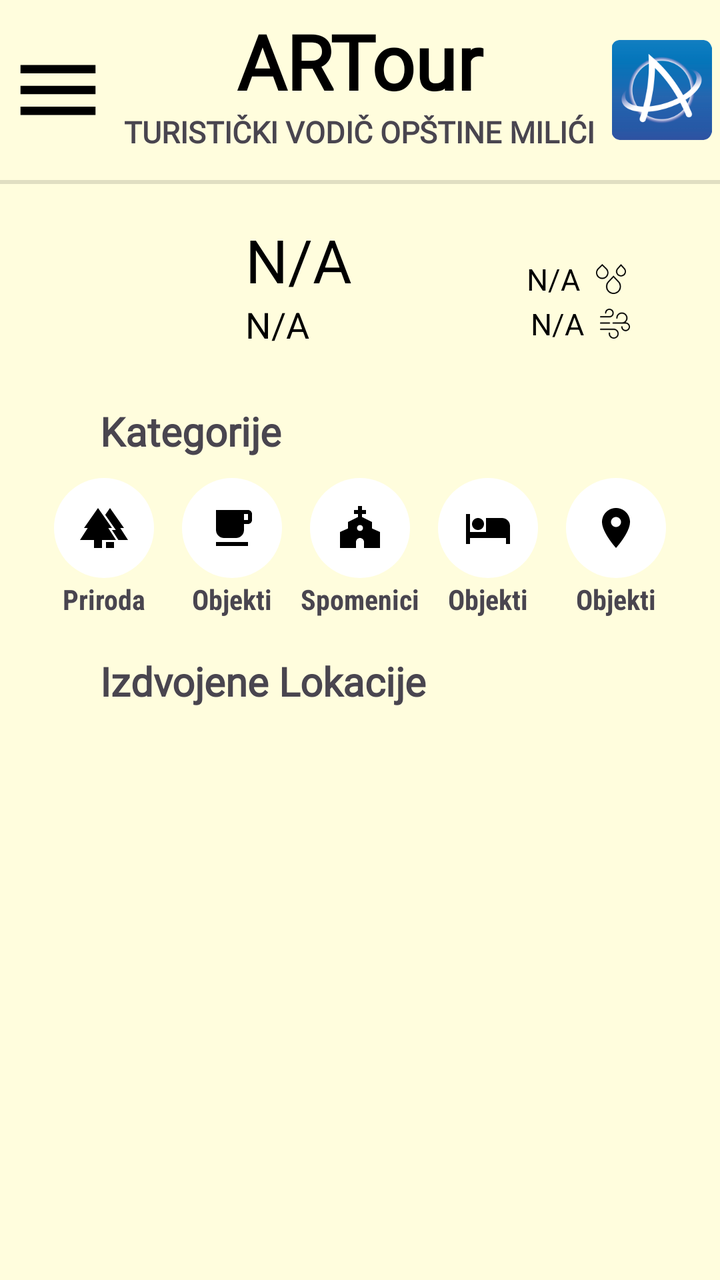
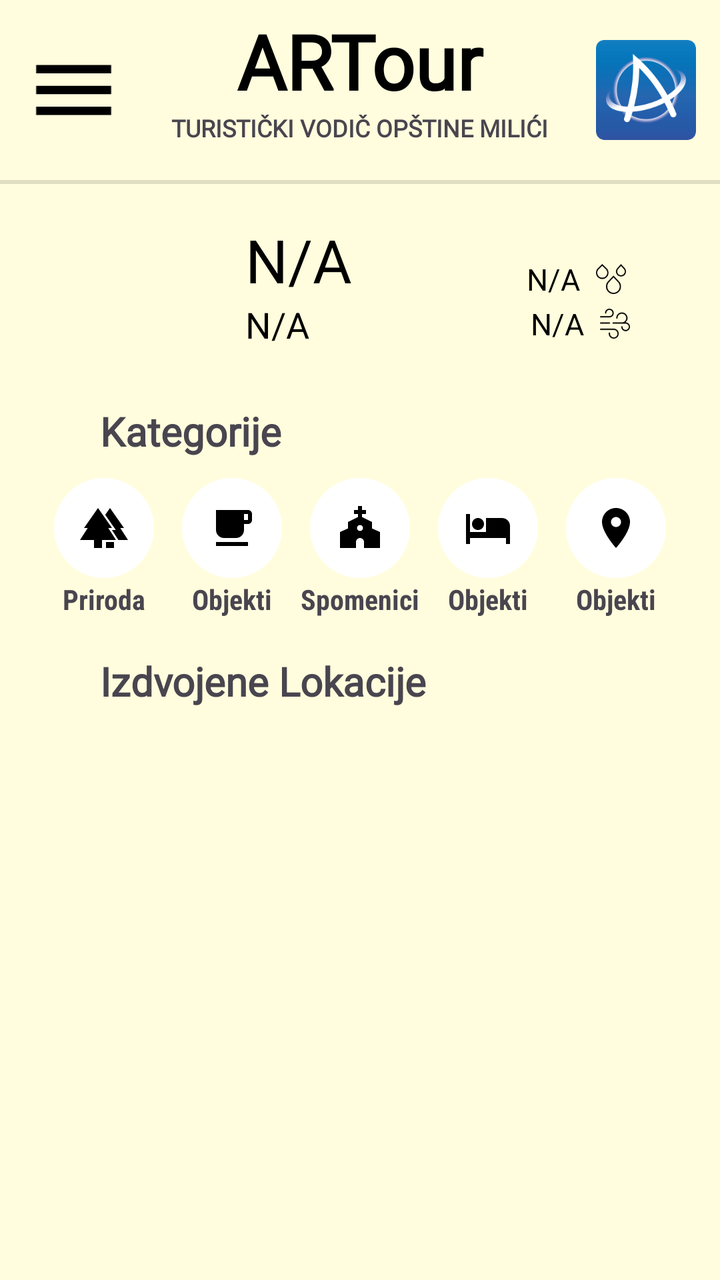

The first picture is an Android layout as it rendered before a commit; the second is the same layout after the commit. The layout source and the unified diff follow.
<!-- AndroidManifest.xml: application theme Theme.ARTour -->
<!-- res/layout/fragment_pocetna.xml -->
<?xml version="1.0" encoding="utf-8"?>
<androidx.coordinatorlayout.widget.CoordinatorLayout xmlns:android="http://schemas.android.com/apk/res/android"
    xmlns:app="http://schemas.android.com/apk/res-auto"
    xmlns:tools="http://schemas.android.com/tools"
    android:layout_width="match_parent"
    android:layout_height="match_parent"
    android:background="@color/pozadina"
    android:elevation="0dp"
    tools:context=".PocetnaFragment">


    <LinearLayout
        android:id="@+id/linearLayout"
        android:layout_width="match_parent"
        android:layout_height="match_parent"
        android:layout_marginBottom="120dp"
        android:orientation="vertical">

        <androidx.cardview.widget.CardView
            android:layout_width="match_parent"
            android:layout_height="90dp"
            android:visibility="visible"
            app:cardBackgroundColor="#00000000"
            app:cardElevation="0dp"
            app:cardMaxElevation="0dp">

            <LinearLayout
                android:layout_width="match_parent"
                android:layout_height="match_parent"
                android:layout_gravity="center_horizontal"
                android:elevation="8dp"
                android:orientation="horizontal"
                android:visibility="visible">

                <ImageView
                    android:id="@+id/menu"
                    android:layout_width="50dp"
                    android:layout_height="50dp"
                    android:layout_gravity="center"
                    android:layout_weight="1"
                    app:srcCompat="@drawable/baseline_menu_24" />

                <LinearLayout
                    android:layout_width="wrap_content"
                    android:layout_height="match_parent"
                    android:layout_gravity="center"
                    android:layout_marginVertical="5dp"
                    android:layout_weight="1"
                    android:orientation="vertical">

                    <TextView
                        android:id="@+id/glavniNaslov"
                        android:layout_width="match_parent"
                        android:layout_height="wrap_content"
                        android:fontFamily="@font/carossoftbold"
                        android:text="ARTour"
                        android:textAlignment="center"
                        android:textColor="@color/black"
                        android:textSize="38dp"
                        android:textStyle="bold" />

                    <TextView
                        android:id="@+id/naslov"
                        android:layout_width="wrap_content"
                        android:layout_height="wrap_content"
                        android:layout_gravity="center|top"
                        android:fontFamily="@font/carossoftbold"
                        android:text="TURISTIČKI VODIČ OPŠTINE MILIĆI"
                        android:textSize="15dp"
                        android:textStyle="bold" />
                </LinearLayout>

                <ImageView
                    android:id="@+id/ikonica"
                    android:layout_width="50dp"
                    android:layout_height="50dp"
                    android:layout_gravity="center"
                    android:layout_weight="1"
                    android:src="@drawable/minilogo" />

            </LinearLayout>

        </androidx.cardview.widget.CardView>

        <View
            android:id="@+id/divider"
            android:layout_width="match_parent"
            android:layout_height="2dp"
            android:background="?android:attr/listDivider" />

        <androidx.cardview.widget.CardView
            android:layout_width="match_parent"
            android:layout_height="wrap_content"

            android:layout_marginHorizontal="20dp"
            android:layout_marginVertical="10dp"
            android:foregroundGravity="center"
            app:cardBackgroundColor="#00FFFFFF"
            app:cardElevation="0dp"
            app:cardMaxElevation="0dp">

            <LinearLayout
                android:layout_width="match_parent"
                android:layout_height="wrap_content"
                android:orientation="horizontal">

                <LinearLayout
                    android:layout_width="wrap_content"
                    android:layout_height="80dp"
                    android:layout_gravity="center"
                    android:layout_weight="1"
                    android:gravity="center"
                    android:orientation="vertical">

                    <ImageView
                        android:id="@+id/weatherIconImageView"
                        android:layout_width="60dp"
                        android:layout_height="60dp"
                        android:layout_below="@id/windSpeedTextView"
                        android:layout_gravity="center|center_horizontal|center_vertical" />
                </LinearLayout>

                <LinearLayout
                    android:layout_width="wrap_content"
                    android:layout_height="wrap_content"
                    android:layout_gravity="center"
                    android:layout_weight="1"
                    android:gravity="center"
                    android:orientation="vertical">

                    <TextView
                        android:id="@+id/temperatureTextView"
                        android:layout_width="match_parent"
                        android:layout_height="wrap_content"
                        android:layout_gravity="center_horizontal"
                        android:autoSizeTextType="uniform"
                        android:text="N/A"
                        android:textColor="@color/black"
                        android:textSize="30sp" />

                    <TextView
                        android:id="@+id/weatherInfoTextView"
                        android:layout_width="match_parent"
                        android:layout_height="wrap_content"
                        android:layout_below="@id/humidityTextView"
                        android:layout_gravity="center_horizontal"
                        android:autoSizeTextType="uniform"
                        android:text="N/A"
                        android:textColor="@color/black"
                        android:textSize="18sp" />

                </LinearLayout>

                <LinearLayout
                    android:layout_width="wrap_content"
                    android:layout_height="60dp"
                    android:layout_gravity="center|right"
                    android:layout_marginRight="10dp"
                    android:layout_weight="1"
                    android:gravity="bottom|right"
                    android:orientation="vertical">

                    <LinearLayout
                        android:layout_width="wrap_content"
                        android:layout_height="wrap_content"
                        android:layout_gravity="right"
                        android:layout_marginRight="15dp"
                        android:gravity="center|center_horizontal|center_vertical"
                        android:orientation="horizontal"
                        android:padding="2dp">

                        <TextView
                            android:id="@+id/humidityTextView"
                            android:layout_width="wrap_content"
                            android:layout_height="wrap_content"
                            android:layout_below="@id/temperatureTextView"
                            android:layout_gravity="left"
                            android:autoSizeMaxTextSize="15sp"
                            android:autoSizeTextType="uniform"
                            android:gravity="left"
                            android:text="N/A"
                            android:textColor="@color/black"
                            android:textSize="15sp" />

                        <ImageView
                            android:id="@+id/vlaga"
                            android:layout_width="15dp"
                            android:layout_height="15dp"
                            android:layout_gravity="center|right"
                            android:layout_marginLeft="8dp"
                            android:src="@drawable/raindrops" />
                    </LinearLayout>

                    <LinearLayout
                        android:layout_width="wrap_content"
                        android:layout_height="wrap_content"
                        android:layout_gravity="right"
                        android:layout_marginRight="15dp"
                        android:gravity="center|center_horizontal|center_vertical"
                        android:orientation="horizontal">

                        <TextView
                            android:id="@+id/windSpeedTextView"
                            android:layout_width="wrap_content"
                            android:layout_height="wrap_content"
                            android:layout_below="@id/weatherInfoTextView"
                            android:layout_gravity="left"
                            android:autoSizeTextType="uniform"
                            android:gravity="left"
                            android:text="N/A"
                            android:textColor="@color/black"
                            android:textSize="15sp" />

                        <ImageView
                            android:id="@+id/vjetar"
                            android:layout_width="15dp"
                            android:layout_height="15dp"
                            android:layout_gravity="center|right"
                            android:layout_marginLeft="8dp"
                            android:src="@drawable/wind" />
                    </LinearLayout>

                </LinearLayout>


            </LinearLayout>

        </androidx.cardview.widget.CardView>

        <androidx.cardview.widget.CardView
            android:layout_width="match_parent"
            android:layout_height="120dp"
            android:layout_marginBottom="15dp"
            app:cardBackgroundColor="#00000000"
            app:cardElevation="0dp"
            app:cardMaxElevation="0dp">

            <LinearLayout
                android:layout_width="match_parent"
                android:layout_height="match_parent"
                android:orientation="vertical">

                <TextView
                    android:id="@+id/kategorije"
                    android:layout_width="wrap_content"
                    android:layout_height="wrap_content"
                    android:layout_marginHorizontal="50dp"
                    android:layout_marginVertical="10dp"
                    android:fontFamily="@font/carossoftbold"
                    android:text="Kategorije"
                    android:textSize="20sp"
                    android:textStyle="bold" />

                <LinearLayout
                    android:layout_width="match_parent"
                    android:layout_height="70dp"
                    android:layout_marginHorizontal="20dp"
                    android:clipToPadding="false"
                    android:orientation="horizontal">

                    <FrameLayout
                        android:id="@+id/frame1"
                        android:layout_width="60dp"
                        android:layout_height="match_parent"
                        android:layout_weight="1"
                        android:translationX="0dp"
                        android:translationY="0dp">

                        <ImageButton
                            android:id="@+id/dugme1"
                            android:layout_width="50dp"
                            android:layout_height="50dp"
                            android:layout_gravity="center|top"
                            android:background="@drawable/round_btn"
                            android:scaleType="centerInside"
                            android:src="@drawable/baseline_forest_24"
                            app:layout_anchor="@id/frame_layout"
                            app:layout_anchorGravity="center|center_horizontal|center_vertical" />

                        <TextView
                            android:id="@+id/tekst1"
                            android:layout_width="match_parent"
                            android:layout_height="match_parent"
                            android:layout_gravity="center"
                            android:fontFamily="sans-serif-condensed"
                            android:gravity="bottom|center"
                            android:text="Priroda"
                            android:textStyle="bold"
                            app:layout_anchor="@+id/frame1"
                            app:layout_anchorGravity="center|center_horizontal|center_vertical" />

                    </FrameLayout>

                    <FrameLayout
                        android:id="@+id/frame2"
                        android:layout_width="60dp"
                        android:layout_height="match_parent"
                        android:layout_weight="1"
                        android:translationX="0dp"
                        android:translationY="0dp">

                        <ImageButton
                            android:id="@+id/dugme2"
                            android:layout_width="50dp"
                            android:layout_height="50dp"
                            android:layout_gravity="center|top"
                            android:background="@drawable/round_btn"
                            android:scaleType="centerInside"
                            android:src="@drawable/baseline_local_cafe_24"
                            app:layout_anchor="@id/frame_layout"
                            app:layout_anchorGravity="center|center_horizontal|center_vertical" />

                        <TextView
                            android:id="@+id/tekst2"
                            android:layout_width="match_parent"
                            android:layout_height="match_parent"
                            android:layout_gravity="center"
                            android:fontFamily="sans-serif-condensed"
                            android:gravity="bottom|center"
                            android:text="Objekti"
                            android:textStyle="bold"
                            app:layout_anchor="@+id/frame1"
                            app:layout_anchorGravity="center|center_horizontal|center_vertical" />

                    </FrameLayout>

                    <FrameLayout
                        android:id="@+id/frame3"
                        android:layout_width="60dp"
                        android:layout_height="match_parent"
                        android:layout_weight="1"
                        android:translationX="0dp"
                        android:translationY="0dp">

                        <ImageButton
                            android:id="@+id/dugme3"
                            android:layout_width="50dp"
                            android:layout_height="50dp"
                            android:layout_gravity="center|top"
                            android:background="@drawable/round_btn"
                            android:scaleType="centerInside"
                            android:src="@drawable/baseline_church_24"
                            app:layout_anchor="@id/frame_layout"
                            app:layout_anchorGravity="center|center_horizontal|center_vertical" />

                        <TextView
                            android:id="@+id/tekst3"
                            android:layout_width="match_parent"
                            android:layout_height="match_parent"
                            android:fontFamily="sans-serif-condensed"
                            android:gravity="bottom|center"
                            android:text="Spomenici"
                            android:textStyle="bold"
                            app:layout_anchor="@+id/frame1"
                            app:layout_anchorGravity="bottom|center" />
                    </FrameLayout>

                    <FrameLayout
                        android:id="@+id/frame4"
                        android:layout_width="60dp"
                        android:layout_height="match_parent"
                        android:layout_weight="1"
                        android:translationX="0dp"
                        android:translationY="0dp">

                        <ImageButton
                            android:id="@+id/dugme4"
                            android:layout_width="50dp"
                            android:layout_height="50dp"
                            android:layout_gravity="center|top"
                            android:background="@drawable/round_btn"
                            android:scaleType="centerInside"
                            android:src="@drawable/baseline_hotel_24"
                            app:layout_anchor="@id/frame_layout"
                            app:layout_anchorGravity="center|top" />

                        <TextView
                            android:id="@+id/tekst4"
                            android:layout_width="match_parent"
                            android:layout_height="match_parent"
                            android:fontFamily="sans-serif-condensed"
                            android:gravity="bottom|center"
                            android:text="Objekti"
                            android:textStyle="bold"
                            app:layout_anchor="@+id/frame1"
                            app:layout_anchorGravity="bottom|center" />
                    </FrameLayout>

                    <FrameLayout
                        android:id="@+id/frame5"
                        android:layout_width="60dp"
                        android:layout_height="match_parent"
                        android:layout_weight="1"
                        android:translationX="0dp"
                        android:translationY="0dp">

                        <ImageButton
                            android:id="@+id/dugme5"
                            android:layout_width="50dp"
                            android:layout_height="50dp"
                            android:layout_gravity="center|top"
                            android:background="@drawable/round_btn"
                            android:scaleType="centerInside"
                            android:src="@drawable/baseline_place_24"
                            app:layout_anchor="@id/frame_layout"
                            app:layout_anchorGravity="center|top" />

                        <TextView
                            android:id="@+id/tekst5"
                            android:layout_width="match_parent"
                            android:layout_height="match_parent"
                            android:fontFamily="sans-serif-condensed"
                            android:gravity="bottom|center"
                            android:text="Objekti"
                            android:textStyle="bold"
                            app:layout_anchor="@+id/frame1"
                            app:layout_anchorGravity="bottom|center" />
                    </FrameLayout>
                </LinearLayout>
            </LinearLayout>

        </androidx.cardview.widget.CardView>

        <androidx.cardview.widget.CardView
            android:layout_width="match_parent"
            android:layout_height="match_parent"
            android:outlineAmbientShadowColor="#100F0F"
            app:cardBackgroundColor="#00000000"
            app:cardElevation="0dp"
            app:cardMaxElevation="0dp">

            <LinearLayout
                android:layout_width="match_parent"
                android:layout_height="match_parent"
                android:orientation="vertical">

                <TextView
                    android:id="@+id/kartice"
                    android:layout_width="wrap_content"
                    android:layout_height="wrap_content"
                    android:layout_marginHorizontal="50dp"
                    android:layout_marginBottom="10dp"
                    android:fontFamily="@font/carossoftbold"
                    android:text="Izdvojene Lokacije"
                    android:textSize="20dp"
                    android:textStyle="bold" />

                    <androidx.viewpager2.widget.ViewPager2
                        android:id="@+id/viewPager"
                        android:layout_width="match_parent"
                        android:layout_height="match_parent"
                        app:layout_anchor="@+id/frame_layout"
                        android:orientation="horizontal"/>
            </LinearLayout>

        </androidx.cardview.widget.CardView>

    </LinearLayout>

    <FrameLayout
        android:id="@+id/frame_layout"
        android:layout_width="match_parent"
        android:layout_height="match_parent" />


    <com.google.android.material.bottomappbar.BottomAppBar
        android:id="@+id/bottomAppBar"
        android:layout_width="match_parent"
        android:layout_height="wrap_content"
        android:layout_gravity="bottom"
        android:background="@android:color/white"
        android:visibility="invisible"
        app:fabCradleMargin="10dp"
        app:fabCradleRoundedCornerRadius="50dp">

    </com.google.android.material.bottomappbar.BottomAppBar>

    <com.google.android.material.bottomnavigation.BottomNavigationView
        android:id="@+id/bottomNavigationView"
        android:layout_width="wrap_content"
        android:layout_height="wrap_content"
        android:layout_gravity="bottom|center_vertical"
        android:layout_marginHorizontal="40dp"
        android:background="@color/white"
        android:visibility="invisible"
        app:labelVisibilityMode="labeled"
        app:menu="@menu/bottom_menu" />

</androidx.coordinatorlayout.widget.CoordinatorLayout>
<!-- resources referenced by this layout -->
<resources>
  <color name="black">#FF000000</color>
  <color name="pozadina">#fffddd</color>
  <color name="white">#FFFFFFFF</color>
  <!-- drawable baseline_church_24 (drawable) -->
  <vector android:height="24dp" android:tint="#000000"
      android:viewportHeight="24" android:viewportWidth="24"
      android:width="24dp" xmlns:android="http://schemas.android.com/apk/res/android">
      <path android:fillColor="@android:color/white" android:pathData="M18,12.22V9l-5,-2.5V5h2V3h-2V1h-2v2H9v2h2v1.5L6,9v3.22L2,14v8h8v-3c0,-1.1 0.9,-2 2,-2s2,0.9 2,2v3h8v-8L18,12.22zM12,13.5c-0.83,0 -1.5,-0.67 -1.5,-1.5s0.67,-1.5 1.5,-1.5s1.5,0.67 1.5,1.5S12.83,13.5 12,13.5z"/>
  </vector>
  <!-- drawable baseline_forest_24 (drawable) -->
  <vector android:height="24dp" android:tint="#000000"
      android:viewportHeight="24" android:viewportWidth="24"
      android:width="24dp" xmlns:android="http://schemas.android.com/apk/res/android">
      <path android:fillColor="@android:color/white" android:pathData="M16,12l-7,-10l-7,10l1.86,0l-3.86,6l7,0l0,4l4,0l0,-4l7,0l-3.86,-6z"/>
      <path android:fillColor="@android:color/white" android:pathData="M20.14,12l1.86,0l-7,-10l-2.39,3.41l5.31,7.59l-1.92,0l-0.03,0l3.22,5l4.81,0z"/>
      <path android:fillColor="@android:color/white" android:pathData="M13,19h4v3h-4z"/>
  </vector>
  <!-- drawable baseline_hotel_24 (drawable) -->
  <vector android:height="24dp" android:tint="#000000"
      android:viewportHeight="24" android:viewportWidth="24"
      android:width="24dp" xmlns:android="http://schemas.android.com/apk/res/android">
      <path android:fillColor="@android:color/white" android:pathData="M7,13c1.66,0 3,-1.34 3,-3S8.66,7 7,7s-3,1.34 -3,3 1.34,3 3,3zM19,7h-8v7L3,14L3,5L1,5v15h2v-3h18v3h2v-9c0,-2.21 -1.79,-4 -4,-4z"/>
  </vector>
  <!-- drawable baseline_local_cafe_24 (drawable) -->
  <vector android:height="24dp" android:tint="#000000"
      android:viewportHeight="24" android:viewportWidth="24"
      android:width="24dp" xmlns:android="http://schemas.android.com/apk/res/android">
      <path android:fillColor="@android:color/white" android:pathData="M20,3L4,3v10c0,2.21 1.79,4 4,4h6c2.21,0 4,-1.79 4,-4v-3h2c1.11,0 2,-0.9 2,-2L22,5c0,-1.11 -0.89,-2 -2,-2zM20,8h-2L18,5h2v3zM4,19h16v2L4,21z"/>
  </vector>
  <!-- drawable baseline_menu_24 (drawable) -->
  <vector android:height="24dp" android:tint="#000000"
      android:viewportHeight="24" android:viewportWidth="24"
      android:width="24dp" xmlns:android="http://schemas.android.com/apk/res/android">
      <path android:fillColor="@android:color/white" android:pathData="M3,18h18v-2L3,16v2zM3,13h18v-2L3,11v2zM3,6v2h18L21,6L3,6z"/>
  </vector>
  <!-- drawable baseline_place_24 (drawable) -->
  <vector android:height="24dp" android:tint="#000000"
      android:viewportHeight="24" android:viewportWidth="24"
      android:width="24dp" xmlns:android="http://schemas.android.com/apk/res/android">
      <path android:fillColor="@android:color/white" android:pathData="M12,2C8.13,2 5,5.13 5,9c0,5.25 7,13 7,13s7,-7.75 7,-13c0,-3.87 -3.13,-7 -7,-7zM12,11.5c-1.38,0 -2.5,-1.12 -2.5,-2.5s1.12,-2.5 2.5,-2.5 2.5,1.12 2.5,2.5 -1.12,2.5 -2.5,2.5z"/>
  </vector>
  <!-- drawable minilogo: png bitmap (drawable, 16555 bytes) -->
  <!-- drawable raindrops: png bitmap (drawable, 1776 bytes) -->
  <!-- drawable round_btn (drawable) -->
  <?xml version="1.0" encoding="utf-8"?>
  <shape xmlns:android="http://schemas.android.com/apk/res/android">
      <corners android:radius="1000dp" />
      <solid android:color="@color/white"/>
  </shape>
  <!-- drawable wind: png bitmap (drawable, 1515 bytes) -->
  <style name="Theme.ARTour" parent="Base.Theme.ARTour" />
  <style name="Base.Theme.ARTour" parent="Theme.Material3.DayNight.NoActionBar">
          
          
          <item name="android:statusBarColor" tools:targetApi="1">@color/pozadina</item>
          <item name="android:navigationBarColor">@color/pozadina</item>
      </style>
</resources>

<!-- the commit's change to res/layout/fragment_pocetna.xml (unified diff, before → after) -->
@@ -64,9 +64,10 @@
                         android:layout_width="wrap_content"
                         android:layout_height="wrap_content"
                         android:layout_gravity="center|top"
+                        android:autoSizeTextType="uniform"
                         android:fontFamily="@font/carossoftbold"
                         android:text="TURISTIČKI VODIČ OPŠTINE MILIĆI"
-                        android:textSize="15dp"
+                        android:textSize="12dp"
                         android:textStyle="bold" />
                 </LinearLayout>
 
